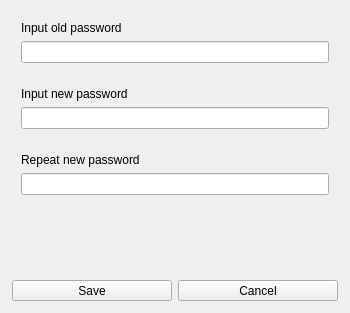
The window that PasswordUI/Dialogs/LoginDialog/LoginDialog.ui (FenitaGosu/PasswordManager) describes before a commit, drawn with Qt 5.
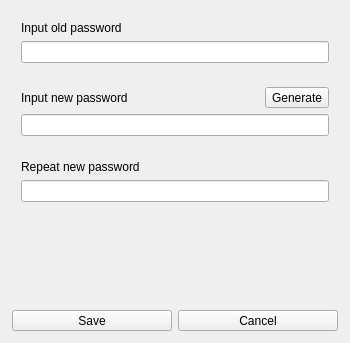
The same window after the commit. The open tabs and pages were chosen to show the change.

Commit message:
Password generation in LoginDialog
- added  ObjectsConnector
- added  call password generation dialog

#13

Patch:
```diff
--- a/PasswordUI/Dialogs/LoginDialog/LoginDialog.ui
+++ b/PasswordUI/Dialogs/LoginDialog/LoginDialog.ui
@@ -7,7 +7,7 @@
     <x>0</x>
     <y>0</y>
     <width>350</width>
-    <height>313</height>
+    <height>343</height>
    </rect>
   </property>
   <property name="sizePolicy">
@@ -184,11 +184,35 @@
         <widget class="QFrame" name="newPasswordFrame">
          <layout class="QVBoxLayout" name="verticalLayout_4">
           <item>
+           <layout class="QHBoxLayout" name="horizontalLayout_2">
+            <item>
            <widget class="QLabel" name="newPasswordLabel">
             <property name="text">
              <string>Input new password</string>
             </property>
            </widget>
+            </item>
+            <item>
+             <spacer name="horizontalSpacer">
+              <property name="orientation">
+               <enum>Qt::Horizontal</enum>
+              </property>
+              <property name="sizeHint" stdset="0">
+               <size>
+                <width>40</width>
+                <height>20</height>
+               </size>
+              </property>
+             </spacer>
+            </item>
+            <item>
+             <widget class="QToolButton" name="generateButton">
+              <property name="text">
+               <string>Generate</string>
+              </property>
+             </widget>
+            </item>
+           </layout>
           </item>
           <item>
            <widget class="QLineEdit" name="newPasswordLineEdit"/>
```
Lines whose indentation alone changed are shown as unchanged. The commit also changes 20 other files.
